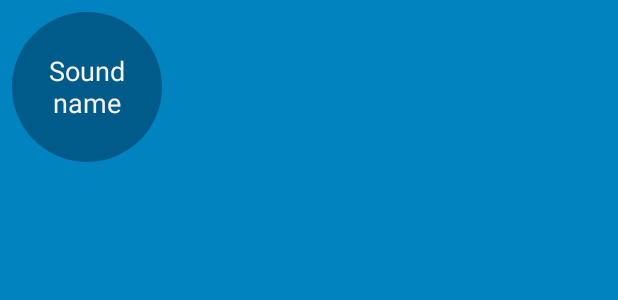
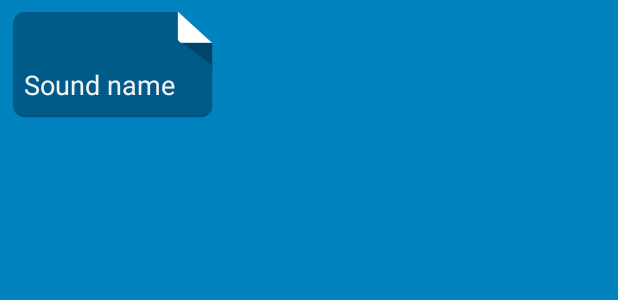
Before and after one commit to gebrial/BeatBox, an Android app: the layout list_item_sound.xml on its own in the app's theme, with its tools: preview values and no code run, on a phone screen of 412 x 824 dp. Shown: the top 300 px of the screen. Run offline under Robolectric (Android 15) with nearby library versions, the light colour scheme and no system bars.

Commit message:
Apply 9-patch background to buttons.

```diff
--- a/app/src/main/res/drawable/button_beat_box.xml
+++ b/app/src/main/res/drawable/button_beat_box.xml
@@ -1,6 +1,6 @@
 <?xml version="1.0" encoding="utf-8"?>
 <selector xmlns:android="http://schemas.android.com/apk/res/android">
-    <item android:drawable="@drawable/button_beat_box_pressed"
+    <item android:drawable="@drawable/ic_button_beat_box_pressed"
           android:state_pressed="true"/>
-    <item android:drawable="@drawable/button_beat_box_normal" />
+    <item android:drawable="@drawable/ic_button_beat_box_default" />
 </selector>
--- a/app/src/main/res/layout/list_item_sound.xml
+++ b/app/src/main/res/layout/list_item_sound.xml
@@ -6,8 +6,8 @@
     android:layout_width="wrap_content">
 
     <Button
-        android:layout_width="100dp"
-        android:layout_height="100dp"
+        android:layout_width="match_parent"
+        android:layout_height="match_parent"
         android:id="@+id/list_item_sound_button"
         android:layout_gravity="center"
         tools:text="Sound name"/>
```
Also changed, not shown: app/src/main/res/drawable-xxhdpi/ic_button_beat_box_default.9.png (added), app/src/main/res/drawable-xxhdpi/ic_button_beat_box_pressed.9.png (added).
